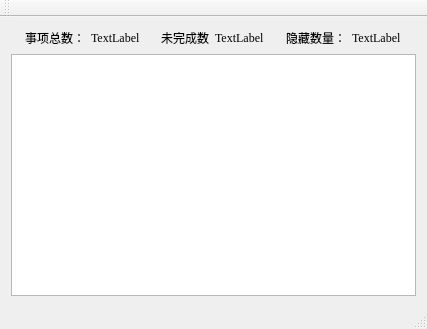
This is SimpleReminder/SimpleReminder.ui in ZYunfeii/MiniToDoList as Qt 5 draws it before an edit. The edited form follows.
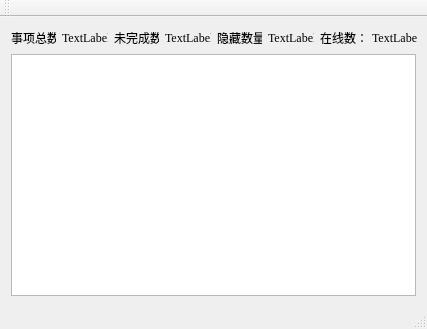
This is the edited form.

The edit to the form file:
```diff
--- a/SimpleReminder/SimpleReminder.ui
+++ b/SimpleReminder/SimpleReminder.ui
@@ -165,6 +165,45 @@
         </property>
        </spacer>
       </item>
+      <item>
+       <widget class="QLabel" name="label_4">
+        <property name="font">
+         <font>
+          <family>华文宋体</family>
+          <weight>50</weight>
+          <bold>false</bold>
+         </font>
+        </property>
+        <property name="text">
+         <string>在线数：</string>
+        </property>
+       </widget>
+      </item>
+      <item>
+       <widget class="QLabel" name="onlineNum">
+        <property name="font">
+         <font>
+          <family>Times New Roman</family>
+         </font>
+        </property>
+        <property name="text">
+         <string>TextLabel</string>
+        </property>
+       </widget>
+      </item>
+      <item>
+       <spacer name="horizontalSpacer_5">
+        <property name="orientation">
+         <enum>Qt::Horizontal</enum>
+        </property>
+        <property name="sizeHint" stdset="0">
+         <size>
+          <width>40</width>
+          <height>20</height>
+         </size>
+        </property>
+       </spacer>
+      </item>
      </layout>
     </item>
     <item row="1" column="0">
```
